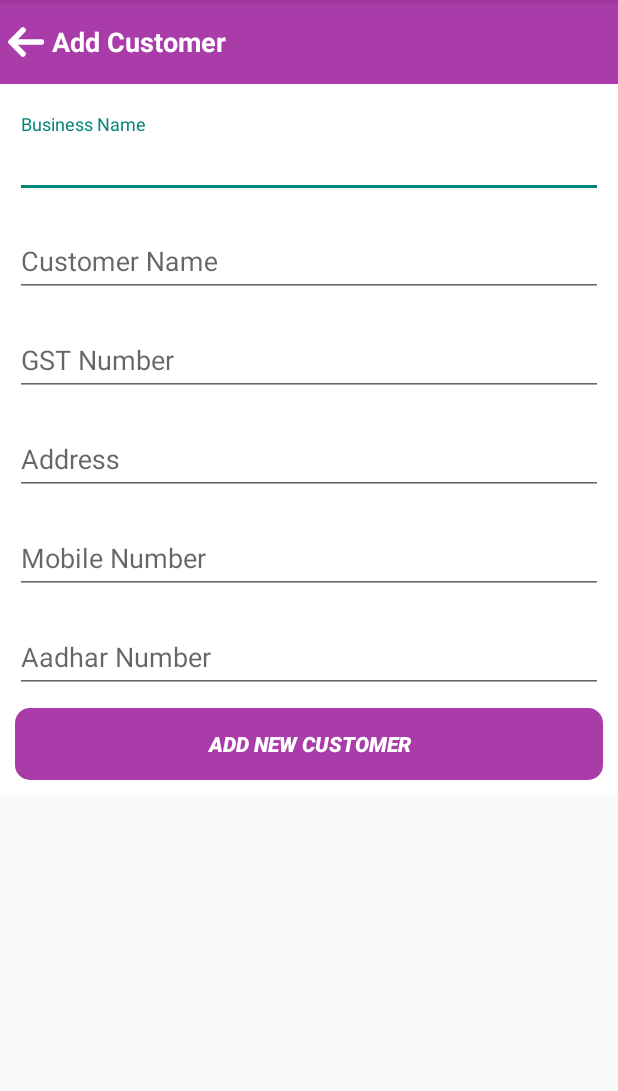
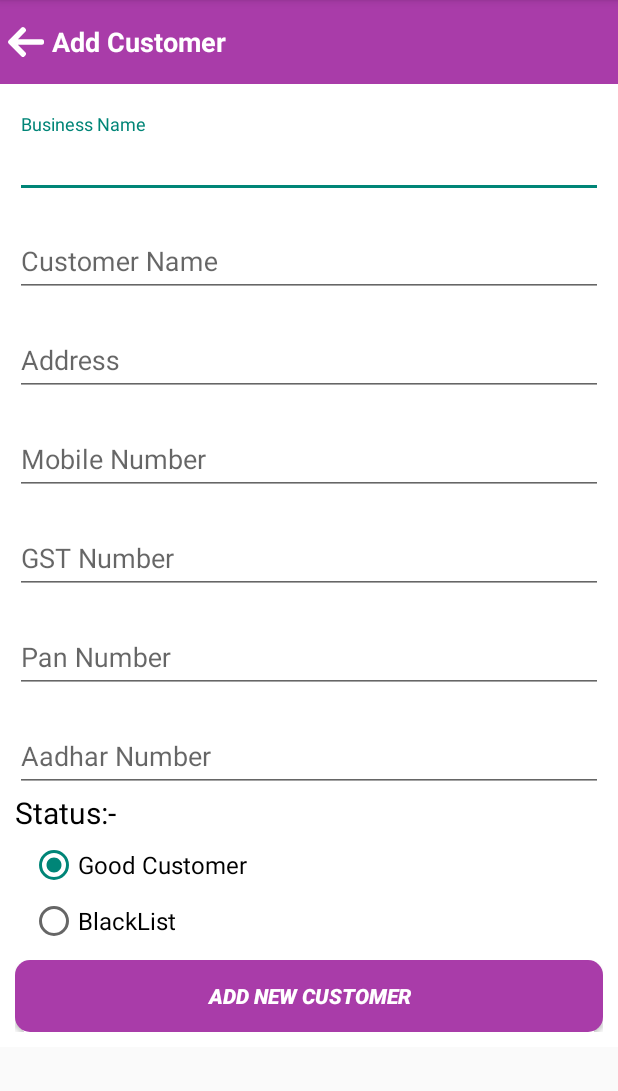
Before and after one commit to mezyapps/BIzProtect, an Android app: the AddCustomerActivity screen opened directly, with no data from a screen before it, on a phone screen of 412 x 824 dp, the part 84-1175 px from its top. Run offline under Robolectric (Android 15) with nearby library versions, the phone set to English and light mode, and no system bars.

Commit message:
NJ Commit 02-08-2019 (1)

```diff
--- a/app/build.gradle
+++ b/app/build.gradle
@@ -7,8 +7,8 @@ android {
         applicationId "com.mezyapps.bizprotect"
         minSdkVersion 19
         targetSdkVersion 28
-        versionCode 3
-        versionName "1.2"
+        versionCode 4
+        versionName "1.3"
         testInstrumentationRunner "android.support.test.runner.AndroidJUnitRunner"
     }
     buildTypes {
--- a/app/src/main/java/com/mezyapps/bizprotect/apicommon/ApiInterface.java
+++ b/app/src/main/java/com/mezyapps/bizprotect/apicommon/ApiInterface.java
@@ -59,7 +59,8 @@ public interface ApiInterface {
                                             @Field("aadhar_no") String  aadhar_no,
                                             @Field("pan_no") String  pan_no,
                                             @Field("mobile_no") String  mobile_no,
-                                            @Field("client_id") String  client_id);
+                                            @Field("client_id") String  client_id,
+                                            @Field("status") String  status);
 
     @POST(EndApi.UPDATE_CUSTOMER)
     @FormUrlEncoded
@@ -72,7 +73,8 @@ public interface ApiInterface {
                                             @Field("pan_no") String  pan_no,
                                             @Field("mobile_no") String  mobile_no,
                                             @Field("client_id") String  client_id,
-                                            @Field("customer_id") String  customer_id);
+                                            @Field("customer_id") String  customer_id,
+                                            @Field("status") String  status);
 
 
     @POST(EndApi.MY_CUSTOMER)
--- a/app/src/main/java/com/mezyapps/bizprotect/apicommon/BaseApi.java
+++ b/app/src/main/java/com/mezyapps/bizprotect/apicommon/BaseApi.java
@@ -1,6 +1,6 @@
 package com.mezyapps.bizprotect.apicommon;
 
 public class BaseApi {
-    //public static String BASE_URL="http://registermykenan.com/biz_protect/"; //Live Url
-    public static String BASE_URL="http://mezyapps.com/demo_project/registermykenan/biz_protect/";// Demo Url
+  // public static String BASE_URL="http://registermykenan.com/biz_protect/"; //Live Url
+  public static String BASE_URL="http://mezyapps.com/demo_project/registermykenan/biz_protect/";// Demo Url
 }
--- a/app/src/main/res/layout/activity_add_customer.xml
+++ b/app/src/main/res/layout/activity_add_customer.xml
@@ -78,21 +78,6 @@
 
             </android.support.design.widget.TextInputLayout>
 
-            <android.support.design.widget.TextInputLayout
-                android:layout_width="match_parent"
-                android:layout_height="wrap_content"
-                android:id="@+id/textCustomerGstNumber"
-                android:layout_marginTop="10dp">
-
-                <EditText
-                    android:id="@+id/edt_customer_gst_no"
-                    android:layout_width="match_parent"
-                    android:layout_height="wrap_content"
-                    android:hint="GST Number"
-                    android:inputType="text" />
-
-
-            </android.support.design.widget.TextInputLayout>
 
 
             <android.support.design.widget.TextInputLayout
@@ -147,6 +132,42 @@
             </android.support.design.widget.TextInputLayout>
 
 
+
+            <android.support.design.widget.TextInputLayout
+                android:layout_width="match_parent"
+                android:layout_height="wrap_content"
+                android:id="@+id/textCustomerGstNumber"
+                android:layout_marginTop="10dp">
+
+                <EditText
+                    android:id="@+id/edt_customer_gst_no"
+                    android:layout_width="match_parent"
+                    android:maxLength="15"
+                    android:layout_height="wrap_content"
+                    android:hint="GST Number"
+                    android:inputType="text" />
+
+
+            </android.support.design.widget.TextInputLayout>
+
+
+            <android.support.design.widget.TextInputLayout
+                android:layout_width="match_parent"
+                android:layout_height="wrap_content"
+                android:id="@+id/textCustomerPanNumber"
+                android:layout_marginTop="10dp">
+
+                <EditText
+                    android:id="@+id/edt_Customer_pan_number"
+                    android:layout_width="match_parent"
+                    android:layout_height="wrap_content"
+                    android:maxLength="10"
+                    android:hint="Pan Number"
+                    android:inputType="text" />
+
+
+            </android.support.design.widget.TextInputLayout>
+
             <android.support.design.widget.TextInputLayout
                 android:layout_width="match_parent"
                 android:layout_height="wrap_content"
@@ -165,22 +186,55 @@
             </android.support.design.widget.TextInputLayout>
 
 
-            <android.support.design.widget.TextInputLayout
+
+            <LinearLayout
                 android:layout_width="match_parent"
                 android:layout_height="wrap_content"
-                android:visibility="gone"
-                android:id="@+id/textCustomerPanNumber"
-                android:layout_marginTop="10dp">
+                android:orientation="vertical">
 
-                <EditText
-                    android:id="@+id/edt_Customer_pan_number"
+                <TextView
+                    android:layout_width="wrap_content"
+                    android:layout_height="wrap_content"
+                    android:text="Status:-"
+                    android:textColor="@color/black"
+                    android:layout_gravity="center_vertical"
+                    android:textSize="20sp"/>
+
+                <RadioGroup
+                    android:id="@+id/radioGroupStatus"
                     android:layout_width="match_parent"
                     android:layout_height="wrap_content"
-                    android:hint="Pan Number"
-                    android:inputType="text" />
+                    android:orientation="vertical">
+
+                    <RadioButton
+                        android:id="@+id/rbGoodCustomer"
+                        android:layout_width="wrap_content"
+                        android:layout_height="wrap_content"
+                        android:layout_marginLeft="10dp"
+                        android:layout_marginRight="10dp"
+                        android:layout_marginTop="5dp"
+                        android:text="Good Customer"
+                        android:textColor="@color/black"
+                        android:checked="true"
+                        android:textSize="16sp" />
+
+                    <RadioButton
+                        android:id="@+id/rbBlackList"
+                        android:layout_width="wrap_content"
+                        android:layout_height="wrap_content"
+                        android:layout_marginLeft="10dp"
+                        android:layout_marginRight="10dp"
+                        android:layout_marginTop="5dp"
+                        android:text="BlackList"
+                        android:textColor="@color/black"
+                        android:textSize="16sp" />
+
+                </RadioGroup>
+
+            </LinearLayout>
 
 
-            </android.support.design.widget.TextInputLayout>
+
 
 
             <Button
--- a/app/src/main/res/layout/navigation_layout.xml
+++ b/app/src/main/res/layout/navigation_layout.xml
@@ -115,12 +115,14 @@
                         <View
                             android:layout_width="match_parent"
                             android:layout_height="1dp"
+                            android:visibility="gone"
                             android:background="@color/gray" />
 
                         <RelativeLayout
                             android:id="@+id/relativeLayout_ourCustomer"
                             android:layout_width="match_parent"
                             android:layout_height="wrap_content"
+                            android:visibility="gone"
                             android:orientation="horizontal"
                             android:padding="5dp">
 
--- a/app/src/main/res/values/strings.xml
+++ b/app/src/main/res/values/strings.xml
@@ -4,12 +4,12 @@
     <!-- TODO: Remove or change this placeholder text -->
     <string name="hello_blank_fragment">Hello blank fragment</string>
     <string name="dashboard">Dashboard</string>
-    <string name="our_customer">My Customer</string>
+    <string name="our_customer">Customer List</string>
     <string name="add_customer">Add Customer</string>
     <string name="black_listed_customer">All BlackListed Customer</string>
     <string name="search">Search(GST No OR AADHAR NO)</string>
-    <string name="all_blacklisted">All BlackListed</string>
-    <string name="my_blacklisted">My BlackListed</string>
+    <string name="all_blacklisted">All BlackList</string>
+    <string name="my_blacklisted">My BlackList</string>
     <string name="key">M282872874</string>
     <string name="enter_your_license_key">Enter Your License Key</string>
 </resources>
```
Also changed, not shown: app/src/main/AndroidManifest.xml (+7 -6 lines), app/src/main/java/com/mezyapps/bizprotect/view/activity/AddCustomerActivity.java (+100 -50 lines), app/src/main/java/com/mezyapps/bizprotect/view/activity/MainActivity.java (+9 -11 lines), app/src/main/java/com/mezyapps/bizprotect/view/fragment/MyCustomerFragment.java (+0 -9 lines), app/src/main/res/layout/activity_customer_details.xml (+37 -35 lines), app/src/main/res/layout/activity_customer_details_my_black_listed.xml (+37 -41 lines), app/src/main/res/layout/fragment_my_customer.xml (+0 -20 lines), app/src/main/res/layout/main_layout.xml (+14 -12 lines), app/src/main/res/menu/bottom_navigation_menu.xml (+8 -0 lines).
